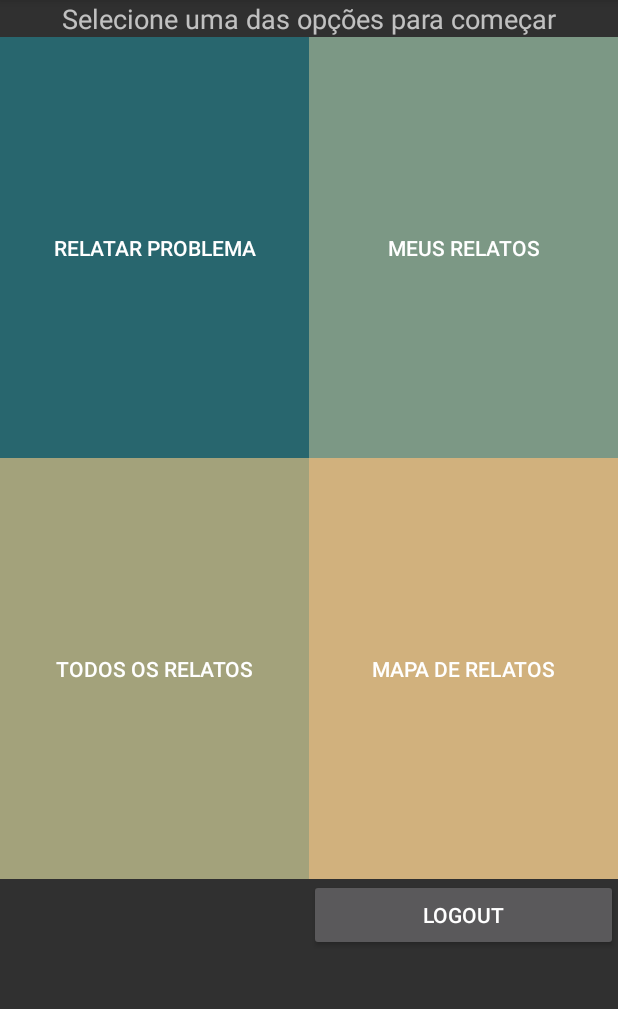
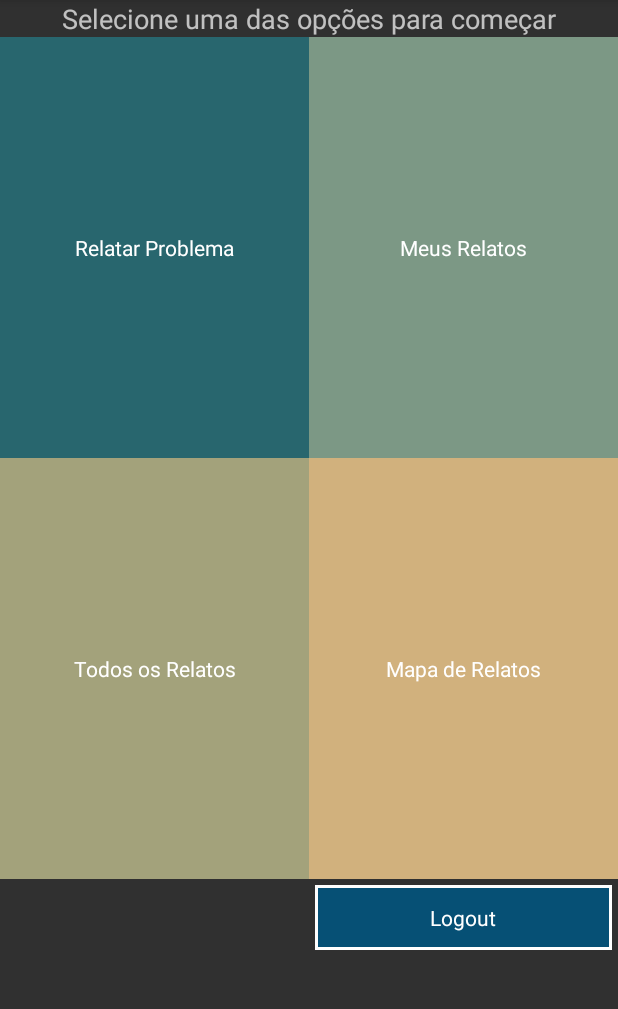
Before and after one commit to pauloshork/lavras-informa, an Android app: the MenuActivity screen opened directly, with no data from a screen before it, on a phone screen of 412 x 824 dp, the part 84-1093 px from its top. Run offline under Robolectric (Android 15) with nearby library versions, the phone set to English and light mode, and no system bars; libraries missing offline, so code that uses them is left out: com.facebook, com.facebook.login; network calls fail.

```diff
--- a/app/build.gradle
+++ b/app/build.gradle
@@ -29,4 +29,6 @@ dependencies {
     compile 'com.android.support:appcompat-v7:23.4.0'
     compile 'com.facebook.android:facebook-android-sdk:[4,5)'
     compile 'com.android.support:support-v4:23.4.0'
+    compile 'com.google.code.gson:gson:2.4'
+    compile 'com.android.volley:volley:1.0.0'
 }
--- a/app/src/main/java/br/ufla/lavrasinforma/MenuActivity.java
+++ b/app/src/main/java/br/ufla/lavrasinforma/MenuActivity.java
@@ -4,24 +4,39 @@ import android.content.Intent;
 import android.support.v7.app.AppCompatActivity;
 import android.os.Bundle;
 import android.view.View;
-import android.widget.Button;
+import android.widget.Toast;
+
+import com.facebook.login.LoginManager;
 
 public class MenuActivity extends AppCompatActivity {
+
+    public static final String EXTRA_USUARIO = "usuario";
 
     @Override
     protected void onCreate(Bundle savedInstanceState) {
         super.onCreate(savedInstanceState);
         setContentView(R.layout.activity_menu);
+    }
 
-        Button btnRelatarProblema = (Button) findViewById(R.id.btnRelatarProblema);
-        Button btnMeusRelatos = (Button) findViewById(R.id.btnMeusRelatos);
-        Button btnTodosRelatos = (Button) findViewById(R.id.btnTodosRelatos);
-        Button btnMapaRelatos = (Button) findViewById(R.id.btnMapaRelatos);
-        Button btnLogout = (Button) findViewById(R.id.btnLogout);
+    public void relatarProblema(View view) {
+        Toast.makeText(this, "Não implementado", Toast.LENGTH_LONG).show();
+    }
+
+    public void meusRelatos(View view) {
+        Toast.makeText(this, "Não implementado", Toast.LENGTH_LONG).show();
+    }
+
+    public void todosRelator(View view) {
+        Toast.makeText(this, "Não implementado", Toast.LENGTH_LONG).show();
+    }
+
+    public void mapaRelatos(View view) {
+        Toast.makeText(this, "Não implementado", Toast.LENGTH_LONG).show();
     }
 
     public void logout(View view) {
         Intent logout = new Intent(this, MainActivity.class);
+        logout.setAction(MainActivity.ACTION_LOGOUT);
         startActivity(logout);
         finish();
     }
--- a/app/src/main/res/layout/activity_menu.xml
+++ b/app/src/main/res/layout/activity_menu.xml
@@ -27,21 +27,18 @@
             android:layout_height="match_parent"
             android:text="Relatar Problema"
             android:id="@+id/btnRelatarProblema"
-                    android:layout_alignParentTop="true"
-                    android:layout_alignParentLeft="true"
-                    android:layout_alignParentStart="true"
-                    android:layout_column="0"
             android:layout_weight="1"
-                    android:background="@color/verdeEscuro" />
+            android:background="@color/verdeEscuro"
+            android:onClick="relatarProblema" />
 
         <Button
             android:layout_width="match_parent"
             android:layout_height="match_parent"
             android:text="Meus Relatos"
             android:id="@+id/btnMeusRelatos"
-                    android:layout_column="1"
             android:layout_weight="1"
-                    android:background="@color/verdeClaro" />
+            android:background="@color/verdeClaro"
+            android:onClick="meusRelatos" />
 
     </LinearLayout>
 
@@ -56,24 +53,18 @@
             android:layout_height="match_parent"
             android:text="Todos os Relatos"
             android:id="@+id/btnTodosRelatos"
-                    android:layout_below="@+id/btnRelatarProblema"
-                    android:layout_alignParentLeft="true"
-                    android:layout_alignParentStart="true"
-                    android:layout_column="0"
-                    android:layout_weight="1"
-                    android:background="@color/verdeOliva" />
+            android:background="@color/verdeOliva"
+            android:onClick="todosRelator"
+            android:layout_weight="1" />
 
         <Button
             android:layout_width="match_parent"
             android:layout_height="match_parent"
             android:text="Mapa de Relatos"
             android:id="@+id/btnMapaRelatos"
-                            android:layout_below="@+id/btnMeusRelatos"
-                            android:layout_alignParentRight="true"
-                            android:layout_alignParentEnd="true"
-                            android:layout_column="1"
             android:layout_weight="1"
-                    android:background="@color/beje" />
+            android:background="@color/beje"
+            android:onClick="mapaRelatos" />
 
     </LinearLayout>
 
@@ -93,12 +84,6 @@
             android:layout_height="wrap_content"
             android:text="Logout"
             android:id="@+id/btnLogout"
-                            android:layout_alignParentBottom="true"
-                            android:layout_alignParentRight="true"
-                            android:layout_alignParentEnd="true"
-                            android:layout_alignParentLeft="true"
-                            android:layout_alignParentTop="true"
-                            android:layout_column="1"
             android:layout_weight="1"
             android:onClick="logout" />
     </LinearLayout>
--- a/app/src/main/res/values/strings.xml
+++ b/app/src/main/res/values/strings.xml
@@ -1,7 +1,4 @@
 <resources>
     <string name="facebook_app_id" translatable="false">1079309248816648</string>
     <string name="app_name">Lavras Informa</string>
-
-    <!-- TODO: Remove or change this placeholder text -->
-    <string name="hello_blank_fragment">Hello blank fragment</string>
 </resources>
--- a/app/src/main/res/values/styles.xml
+++ b/app/src/main/res/values/styles.xml
@@ -6,12 +6,12 @@
         <item name="colorPrimary">@color/colorPrimary</item>
         <item name="colorPrimaryDark">@color/colorPrimaryDark</item>
         <item name="colorAccent">@color/colorAccent</item>
-        <!--<item name="android:buttonStyle">@style/ButtonStyle</item>-->
+        <item name="android:buttonStyle">@style/ButtonStyle</item>
     </style>
 
-    <style name="ButtonStyle" parent="@android:style/Widget.Button">
+    <style name="ButtonStyle" parent="Theme.AppCompat">
         <item name="android:background">@drawable/button</item>
-        <!--<item name="android:textColor">@color/abc_primary_text_material_dark</item>-->
+        <item name="android:gravity">center</item>
     </style>
 
 </resources>
```
Also changed, not shown: app/src/main/java/br/ufla/lavrasinforma/LoginActivity.java (+50 -15 lines), app/src/main/java/br/ufla/lavrasinforma/MainActivity.java (+81 -11 lines), app/src/main/java/br/ufla/lavrasinforma/model/Callback.java (added, +13 -0 lines), app/src/main/java/br/ufla/lavrasinforma/model/Usuario.java (added, +47 -0 lines), app/src/main/java/br/ufla/lavrasinforma/model/WebServiceConnector.java (added, +263 -0 lines), app/src/main/java/br/ufla/lavrasinforma/model/WebServiceException.java (added, +15 -0 lines). Lines whose indentation alone changed are shown as unchanged.
